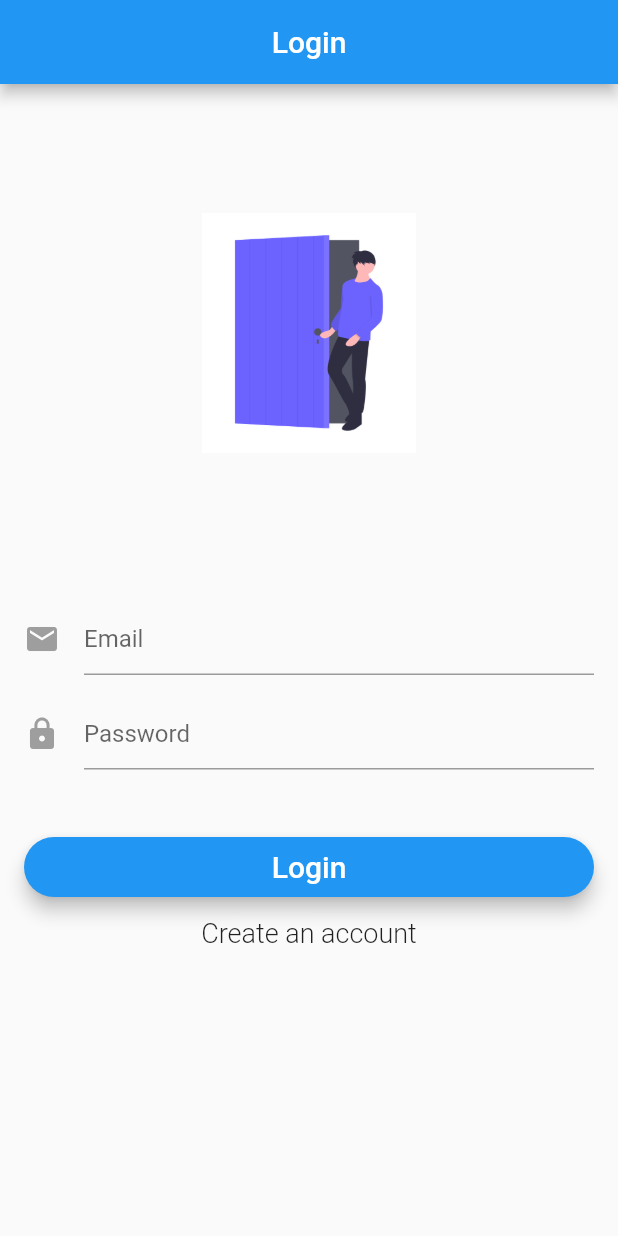
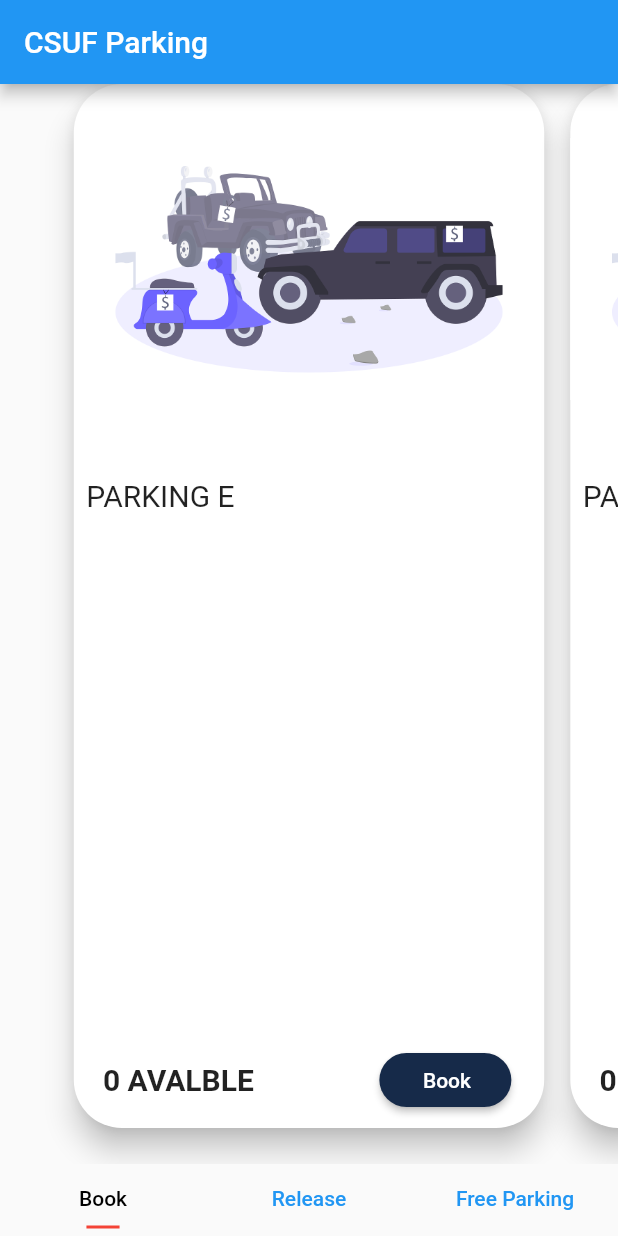
Before and after one commit to Krunk-Juice/CSUF-Parking-App, a Flutter app: the screen it shows after launch, on a phone screen of 412 x 824 dp. Run offline on Flutter 3.47's test engine with Material 2 defaults, Android fonts, the phone set to English and light mode, and no system bars; our stand-ins replace firebase_auth, google_maps_flutter; accounts and stored records are empty.

Commit message:
update home page and sections

```diff
--- /dev/null
+++ b/lib/home_page.dart
@@ -0,0 +1,44 @@
+import 'package:flutter/material.dart';
+import 'page_sections/slide_card_section.dart';
+import 'page_sections/spotholder_slide_card_section.dart';
+import 'page_sections/map_section.dart';
+
+
+
+class HomePage extends StatelessWidget {
+  @override
+  Widget build(BuildContext context) {
+    return MaterialApp(
+      home: DefaultTabController(
+        length: 3,
+        child: Scaffold(
+          appBar: AppBar(
+            title: Text('CSUF Parking'),
+          ),
+          body: TabBarView(
+            children: [
+              SlidingCardsView(),
+              SpotHolderSlidingCardsView(),
+              MapPage(),
+            ],
+
+          ),
+          bottomNavigationBar: TabBar(
+              tabs: [
+                Tab(text: 'Book',),
+                Tab(text: 'Release',),
+                Tab(text: 'Free Parking',),
+              ],
+            labelColor: Colors.black,
+            unselectedLabelColor: Colors.blue,
+            indicatorSize: TabBarIndicatorSize.label,
+            indicatorPadding: EdgeInsets.all(5.0),
+            indicatorColor: Colors.red,
+
+            ),
+
+        ),
+      ),
+    );
+  }
+}
--- a/lib/login_page.dart
+++ b/lib/login_page.dart
@@ -1,10 +1,14 @@
 import 'package:flutter/material.dart';
 import 'package:firebase_auth/firebase_auth.dart';
+import 'package:flutter_parking_app/home_page.dart';
 
 
 enum FormMode { LOGIN, SIGNUP }
 
 class LoginPage extends StatefulWidget {
+
+  static const String id ="home_page";
+
   @override
   _LoginPageState createState() => _LoginPageState();
 }
@@ -79,7 +83,7 @@ final _formKey = new GlobalKey<FormState>();
           if(user != null)
           {
             //Navigate to homepage
-            // Navigator.pushNamed(context, routeName)
+            Navigator.pushNamed(context, LoginPage.id);
           }
         } else {
           final user = await _auth.createUserWithEmailAndPassword(email: _email, password: _password);
--- a/lib/main.dart
+++ b/lib/main.dart
@@ -1,7 +1,9 @@
 import 'package:flutter/material.dart';
+import 'package:flutter_parking_app/home_page.dart';
 import 'login_page.dart';
+import 'page_sections/map_section.dart';
 
-void main() => runApp(MyApp());
+void main() => runApp(HomePage());
 
 class MyApp extends StatelessWidget {
   // This widget is the root of your application.
@@ -13,7 +15,7 @@ class MyApp extends StatelessWidget {
       theme: ThemeData(
         primarySwatch: Colors.blue,
       ),
-      home: LoginPage(),
+      home: HomePage(),
     );
   }
 }
--- /dev/null
+++ b/lib/page_sections/slide_card_section.dart
@@ -0,0 +1,178 @@
+import 'package:flutter/material.dart';
+import 'package:flutter/rendering.dart';
+import 'dart:math' as math;
+
+class SlidingCardsView extends StatefulWidget {
+  @override
+  _SlidingCardsViewState createState() => _SlidingCardsViewState();
+}
+
+class _SlidingCardsViewState extends State<SlidingCardsView> {
+  PageController pageController;
+  double pageOffset = 0;
+
+  @override
+  void initState() {
+    super.initState();
+    pageController = PageController(viewportFraction: 0.8);
+    pageController.addListener(() {
+      setState(() => pageOffset = pageController.page);
+    });
+  }
+
+  @override
+  void dispose() {
+    pageController.dispose();
+    super.dispose();
+  }
+
+  @override
+  Widget build(BuildContext context) {
+    return SizedBox(
+      height: MediaQuery.of(context).size.height * 0.55,
+      child: PageView(
+        controller: pageController,
+        children: <Widget>[
+          SlidingCard(
+            name: 'PARKING E',
+            date: '',
+            assetName: 'undraw_Vehicle.png',
+            offset: pageOffset,
+          ),
+          SlidingCard(
+            name: 'PARKING S',
+            date: '',
+            assetName: 'undraw_Vehicle.png',
+            offset: pageOffset - 1,
+          ),
+          SlidingCard(
+            name: 'Eastside Parking Structure (EPS)',
+            date: '',
+            assetName: 'undraw_Vehicle.png',
+            offset: pageOffset - 2,
+          ),
+        ],
+      ),
+    );
+  }
+}
+
+class SlidingCard extends StatelessWidget {
+  final String name;
+  final String date;
+  final String assetName;
+  final double offset;
+
+  const SlidingCard({
+    Key key,
+    @required this.name,
+    @required this.date,
+    @required this.assetName,
+    @required this.offset,
+  }) : super(key: key);
+
+  @override
+  Widget build(BuildContext context) {
+    double gauss = math.exp(-(math.pow((offset.abs() - 0.5), 2) / 0.08));
+    return Transform.translate(
+      offset: Offset(-32 * gauss * offset.sign, 0),
+      child: Card(
+        margin: EdgeInsets.only(left: 8, right: 8, bottom: 24),
+        elevation: 8,
+        shape: RoundedRectangleBorder(borderRadius: BorderRadius.circular(32)),
+        child: Column(
+          children: <Widget>[
+            ClipRRect(
+              borderRadius: BorderRadius.vertical(top: Radius.circular(32)),
+              child: Image.asset(
+                'assets/images/$assetName',
+                height: MediaQuery.of(context).size.height * 0.3,
+                // alignment: Alignment(-offset.abs(), 0),
+                // fit: BoxFit.none,
+              ),
+            ),
+            SizedBox(height: 8),
+            Expanded(
+              child: CardContent(
+                name: name,
+                date: date,
+                offset: gauss,
+              ),
+            ),
+          ],
+        ),
+      ),
+    );
+  }
+}
+
+class CardContent extends StatelessWidget {
+  final String name;
+  final String date;
+  final double offset;
+
+  const CardContent(
+      {Key key,
+      @required this.name,
+      @required this.date,
+      @required this.offset})
+      : super(key: key);
+
+  @override
+  Widget build(BuildContext context) {
+    return Padding(
+      padding: const EdgeInsets.all(8.0),
+      child: Column(
+        crossAxisAlignment: CrossAxisAlignment.start,
+        children: <Widget>[
+          Transform.translate(
+            offset: Offset(8 * offset, 0),
+            child: Text(name, style: TextStyle(fontSize: 20)),
+          ),
+          SizedBox(height: 8),
+          Transform.translate(
+            offset: Offset(32 * offset, 0),
+            child: Text(
+              date,
+              style: TextStyle(color: Colors.grey),
+            ),
+          ),
+          Spacer(),
+          Row(
+            children: <Widget>[
+              SizedBox(width: 10),
+              Transform.translate(
+                offset: Offset(32 * offset, 0),
+                child: Text(
+                  '0 AVALBLE',
+                  style: TextStyle(
+                    fontWeight: FontWeight.bold,
+                    fontSize: 20,
+                  ),
+                ),
+              ),
+              Spacer(),
+              Transform.translate(
+                offset: Offset(48 * offset, 0),
+                child: RaisedButton(
+                  color: Color(0xFF162A49),
+                  child: Transform.translate(
+                    offset: Offset(24 * offset, 0),
+                    child: Text('Book'),
+                  ),
+                  textColor: Colors.white,
+                  shape: RoundedRectangleBorder(
+                    borderRadius: BorderRadius.circular(32),
+                  ),
+                  onPressed: () {},//TODO: Implement Book function here, may navigate to spot holder page
+                ),
+              ),
+
+              SizedBox(width: 16),
+            ],
+          )
+        ],
+      ),
+    );
+  }
+}
--- /dev/null
+++ b/lib/page_sections/spotholder_slide_card_section.dart
@@ -0,0 +1,179 @@
+import 'package:flutter/material.dart';
+import 'package:flutter/rendering.dart';
+import 'dart:math' as math;
+
+class SpotHolderSlidingCardsView extends StatefulWidget {
+  @override
+  _SpotHolderSlidingCardsViewState createState() => _SpotHolderSlidingCardsViewState();
+}
+
+class _SpotHolderSlidingCardsViewState extends State<SpotHolderSlidingCardsView> {
+  PageController pageController;
+  double pageOffset = 0;
+
+  @override
+  void initState() {
+    super.initState();
+    pageController = PageController(viewportFraction: 0.8);
+    pageController.addListener(() {
+      setState(() => pageOffset = pageController.page);
+    });
+  }
+
+  @override
+  void dispose() {
+    pageController.dispose();
+    super.dispose();
+  }
+
+  @override
+  Widget build(BuildContext context) {
+    return SizedBox(
+      height: MediaQuery.of(context).size.height * 0.55,
+      child: PageView(
+        controller: pageController,
+        children: <Widget>[
+          SlidingCard(
+            name: 'PARKING E',
+            date: '',
+            assetName: 'undraw_Vehicle.png',
+            offset: pageOffset,
+          ),
+          SlidingCard(
+            name: 'PARKING S',
+            date: '',
+            assetName: 'undraw_Vehicle.png',
+            offset: pageOffset - 1,
+          ),
+          SlidingCard(
+            name: 'Eastside Parking Structure (EPS)',
+            date: '',
+            assetName: 'undraw_city_driver.png',
+            offset: pageOffset - 2,
+          ),
+        ],
+      ),
+    );
+  }
+}
+
+class SlidingCard extends StatelessWidget {
+  final String name;
+  final String date;
+  final String assetName;
+  final double offset;
+
+  const SlidingCard({
+    Key key,
+    @required this.name,
+    @required this.date,
+    @required this.assetName,
+    @required this.offset,
+  }) : super(key: key);
+
+  @override
+  Widget build(BuildContext context) {
+    double gauss = math.exp(-(math.pow((offset.abs() - 0.5), 2) / 0.08));
+    return Transform.translate(
+      offset: Offset(-32 * gauss * offset.sign, 0),
+      child: Card(
+        margin: EdgeInsets.only(left: 8, right: 8, bottom: 24),
+        elevation: 8,
+        shape: RoundedRectangleBorder(borderRadius: BorderRadius.circular(32)),
+        child: Column(
+          children: <Widget>[
+            ClipRRect(
+              borderRadius: BorderRadius.vertical(top: Radius.circular(32)),
+              child: Image.asset(
+                'assets/images/$assetName',
+                height: MediaQuery.of(context).size.height * 0.3,
+                // alignment: Alignment(-offset.abs(), 0),
+                // fit: BoxFit.none,
+              ),
+            ),
+            SizedBox(height: 8),
+            Expanded(
+              child: CardContent(
+                name: name,
+                date: date,
+                offset: gauss,
+              ),
+            ),
+          ],
+        ),
+      ),
+    );
+  }
+}
+
+class CardContent extends StatelessWidget {
+  final String name;
+  final String date;
+  final double offset;
+
+  const CardContent(
+      {Key key,
+      @required this.name,
+      @required this.date,
+      @required this.offset})
+      : super(key: key);
+
+  @override
+  Widget build(BuildContext context) {
+    return Padding(
+      padding: const EdgeInsets.all(8.0),
+      child: Column(
+        crossAxisAlignment: CrossAxisAlignment.start,
+        children: <Widget>[
+          Transform.translate(
+            offset: Offset(8 * offset, 0),
+            child: Text(name, style: TextStyle(fontSize: 20)),
+          ),
+          SizedBox(height: 8),
+          Transform.translate(
+            offset: Offset(32 * offset, 0),
+            child: Text(
+              date,
+              style: TextStyle(color: Colors.grey),
+            ),
+          ),
+          Spacer(),
+          Row(
+            children: <Widget>[
+
+              SizedBox(width: 16),
+              Spacer(),
+              Transform.translate(
+                offset: Offset(48 * offset, 0),
+                child: RaisedButton(
+                  color: Color(0xFF162A49),
+                  child: Transform.translate(
+                    offset: Offset(24 * offset, 0),
+                    child: Text('Release'),
+                  ),
+                  textColor: Colors.white,
+                  shape: RoundedRectangleBorder(
+                    borderRadius: BorderRadius.circular(32),
+                  ),
+                  onPressed: () {},//TODO: Implement Release function here, may navigate to booker contact page
+                ),
+              ),
+
+              // Transform.translate(
+              //   offset: Offset(32 * offset, 0),
+              //   child: Text(
+              //     '0 AVALBLE',
+              //     style: TextStyle(
+              //       fontWeight: FontWeight.bold,
+              //       fontSize: 20,
+              //     ),
+              //   ),
+              // ),
+
+            ],
+          )
+        ],
+      ),
+    );
+  }
+}
--- a/pubspec.yaml
+++ b/pubspec.yaml
@@ -22,10 +22,12 @@ dependencies:
   firebase_auth: ^0.14.0+5
   firebase_core: ^0.4.0+9
 
+  google_maps_flutter: ^0.5.21
 
   # The following adds the Cupertino Icons font to your application.
   # Use with the CupertinoIcons class for iOS style icons.
   cupertino_icons: ^0.1.2
+
 
 dev_dependencies:
   flutter_test:
@@ -45,7 +47,7 @@ flutter:
 
   # To add assets to your application, add an assets section, like this:
   assets:
-   - assets/images/undraw_Login_v483.png
+   - assets/images/
 
 
   # An image asset can refer to one or more resolution-specific "variants", see
```
Also changed, not shown: lib/page_sections/map_section.dart (added, +59 -0 lines), assets/images/CSUF-map.png (added), assets/images/undraw_Vehicle.png (added), assets/images/undraw_city_driver.png (added), pubspec.lock, 2 other files.
